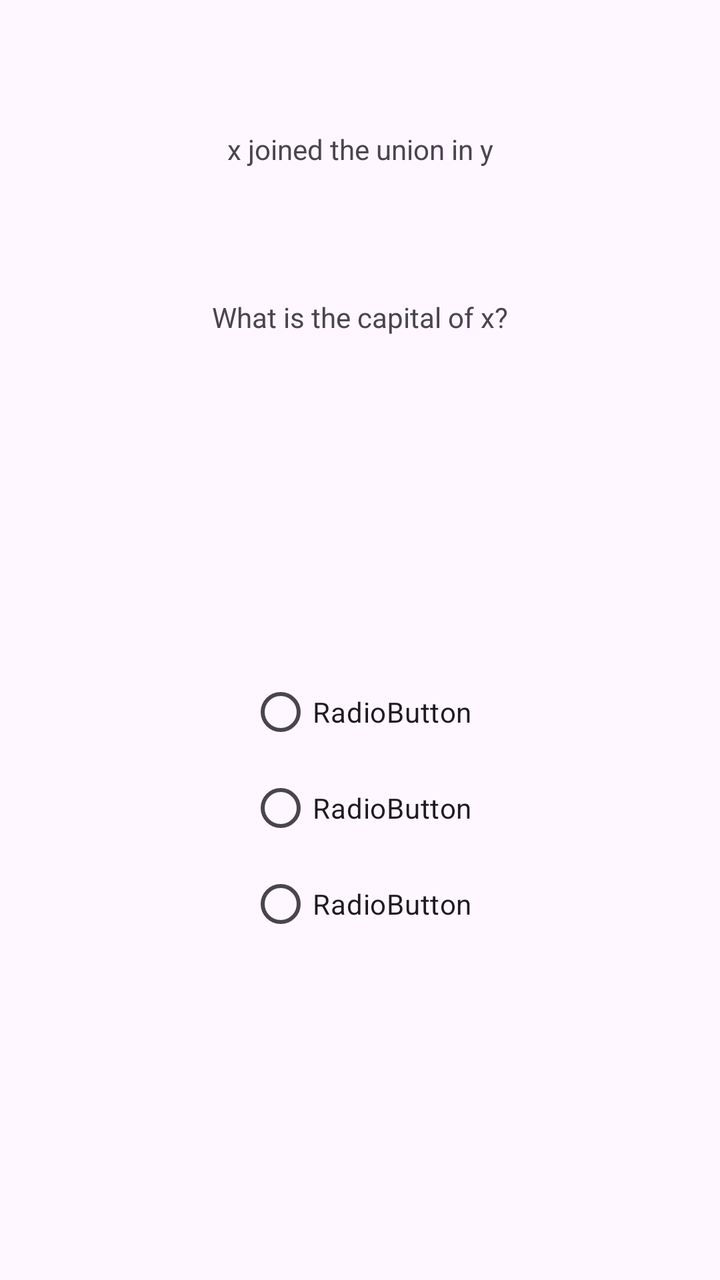
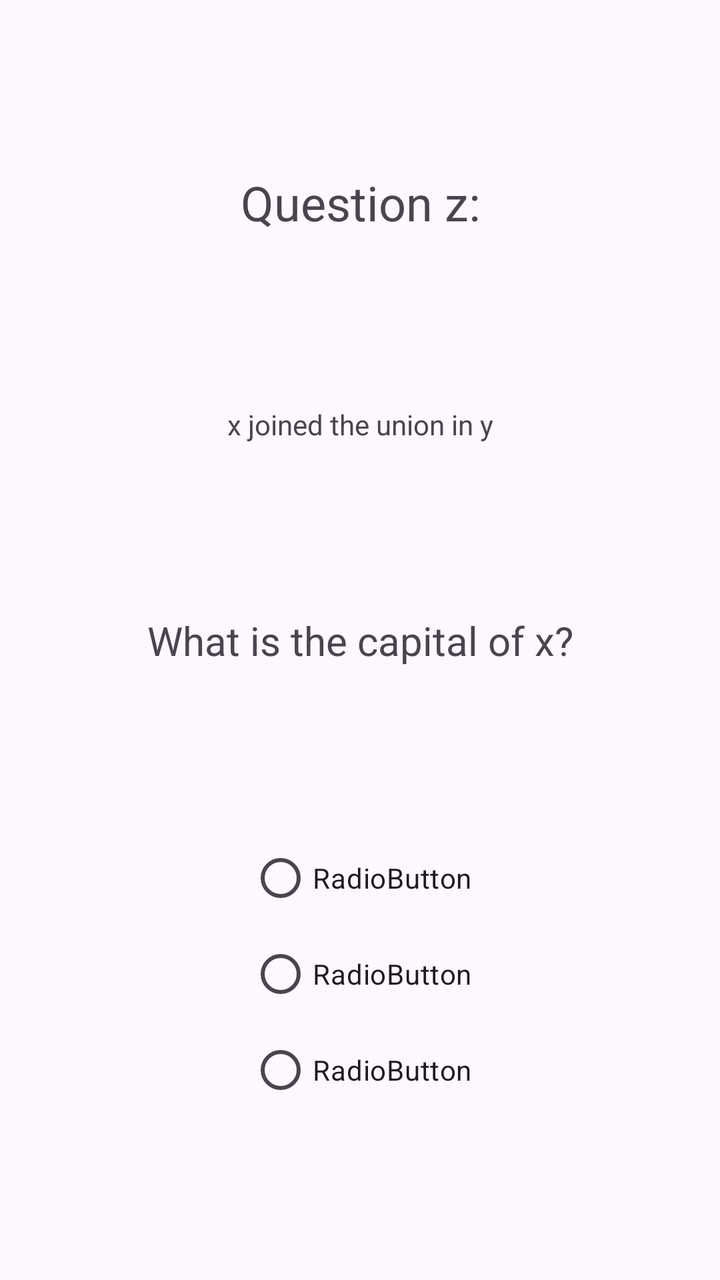

An Android layout rendered at two revisions. The XML below is the earlier revision; the diff shows what the commit changed to produce the second picture.
<!-- AndroidManifest.xml: application theme Theme.StateCapitalsQuiz -->
<!-- res/layout/fragment_state_quiz.xml -->
<?xml version="1.0" encoding="utf-8"?>
<androidx.constraintlayout.widget.ConstraintLayout xmlns:android="http://schemas.android.com/apk/res/android"
    xmlns:app="http://schemas.android.com/apk/res-auto"
    xmlns:tools="http://schemas.android.com/tools"
    android:id="@+id/frameLayout"
    android:layout_width="match_parent"
    android:layout_height="match_parent"
    tools:context=".StateQuizFragment">

    
    <TextView
        android:id="@+id/joinDateText"
        android:layout_width="wrap_content"
        android:layout_height="wrap_content"
        android:text="x joined the union in y"
        app:layout_constraintBottom_toTopOf="@+id/questionText"
        app:layout_constraintEnd_toEndOf="parent"
        app:layout_constraintStart_toStartOf="parent"
        app:layout_constraintTop_toTopOf="parent" />

    <TextView
        android:id="@+id/questionText"
        android:layout_width="wrap_content"
        android:layout_height="wrap_content"
        android:text="What is the capital of x?"
        app:layout_constraintBottom_toBottomOf="parent"
        app:layout_constraintEnd_toEndOf="parent"
        app:layout_constraintStart_toStartOf="parent"
        app:layout_constraintTop_toTopOf="parent"
        app:layout_constraintVertical_bias="0.24000001" />

    <RadioGroup
        android:layout_width="wrap_content"
        android:layout_height="wrap_content"
        app:layout_constraintBottom_toBottomOf="parent"
        app:layout_constraintEnd_toEndOf="parent"
        app:layout_constraintStart_toStartOf="parent"
        app:layout_constraintTop_toBottomOf="@+id/questionText">

        <RadioButton
            android:id="@+id/radioButton"
            android:layout_width="match_parent"
            android:layout_height="wrap_content"
            android:text="RadioButton" />

        <RadioButton
            android:id="@+id/radioButton2"
            android:layout_width="match_parent"
            android:layout_height="wrap_content"
            android:text="RadioButton" />

        <RadioButton
            android:id="@+id/radioButton3"
            android:layout_width="match_parent"
            android:layout_height="wrap_content"
            android:text="RadioButton" />
    </RadioGroup>

</androidx.constraintlayout.widget.ConstraintLayout>
<!-- resources referenced by this layout -->
<resources>
  <style name="Theme.StateCapitalsQuiz" parent="Base.Theme.StateCapitalsQuiz" />
  <style name="Base.Theme.StateCapitalsQuiz" parent="Theme.Material3.DayNight.NoActionBar">
          
          
      </style>
</resources>

<!-- the commit's change to res/layout/fragment_state_quiz.xml (unified diff, before → after) -->
@@ -5,9 +5,24 @@
     android:id="@+id/frameLayout"
     android:layout_width="match_parent"
     android:layout_height="match_parent"
+    android:layout_marginStart="0dp"
+    android:layout_marginEnd="0dp"
     tools:context=".StateQuizFragment">
 
     
+
+    <TextView
+        android:id="@+id/questionNumberText"
+        android:layout_width="wrap_content"
+        android:layout_height="wrap_content"
+        android:text="Question z:"
+        android:textSize="24sp"
+        app:layout_constraintBottom_toTopOf="@+id/joinDateText"
+        app:layout_constraintEnd_toEndOf="parent"
+        app:layout_constraintHorizontal_bias="0.5"
+        app:layout_constraintStart_toStartOf="parent"
+        app:layout_constraintTop_toTopOf="parent" />
+
     <TextView
         android:id="@+id/joinDateText"
         android:layout_width="wrap_content"
@@ -15,19 +30,20 @@
         android:text="x joined the union in y"
         app:layout_constraintBottom_toTopOf="@+id/questionText"
         app:layout_constraintEnd_toEndOf="parent"
+        app:layout_constraintHorizontal_bias="0.5"
         app:layout_constraintStart_toStartOf="parent"
-        app:layout_constraintTop_toTopOf="parent" />
+        app:layout_constraintTop_toBottomOf="@+id/questionNumberText" />
 
     <TextView
         android:id="@+id/questionText"
         android:layout_width="wrap_content"
         android:layout_height="wrap_content"
         android:text="What is the capital of x?"
+        android:textSize="20sp"
         app:layout_constraintBottom_toBottomOf="parent"
         app:layout_constraintEnd_toEndOf="parent"
         app:layout_constraintStart_toStartOf="parent"
-        app:layout_constraintTop_toTopOf="parent"
-        app:layout_constraintVertical_bias="0.24000001" />
+        app:layout_constraintTop_toTopOf="parent" />
 
     <RadioGroup
         android:layout_width="wrap_content"
